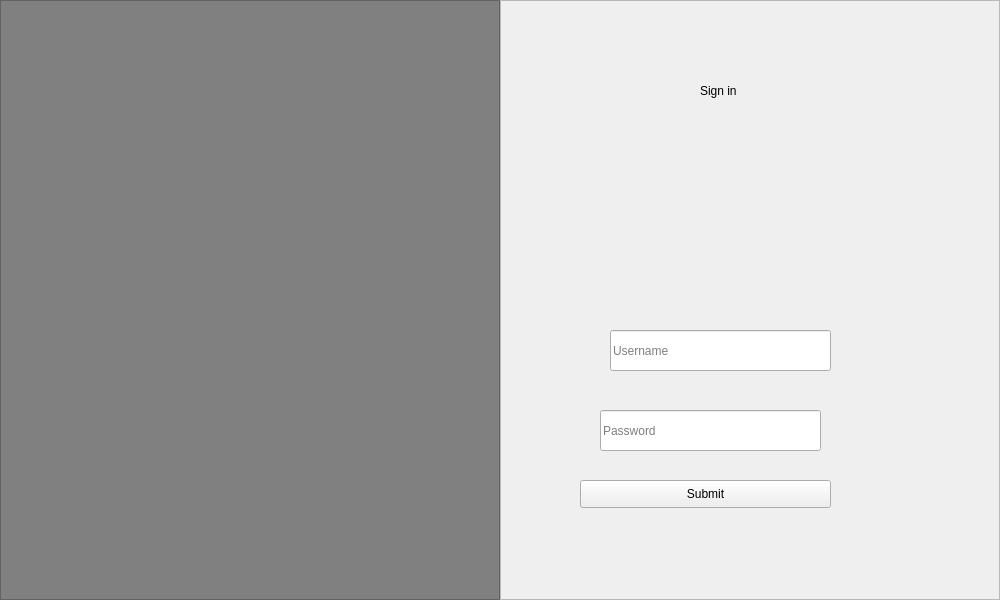
The window that POS/UI/login.ui (ReiZedlav/CSCC-21.1-Software-Engineering-1) describes before a commit, drawn with Qt 5.
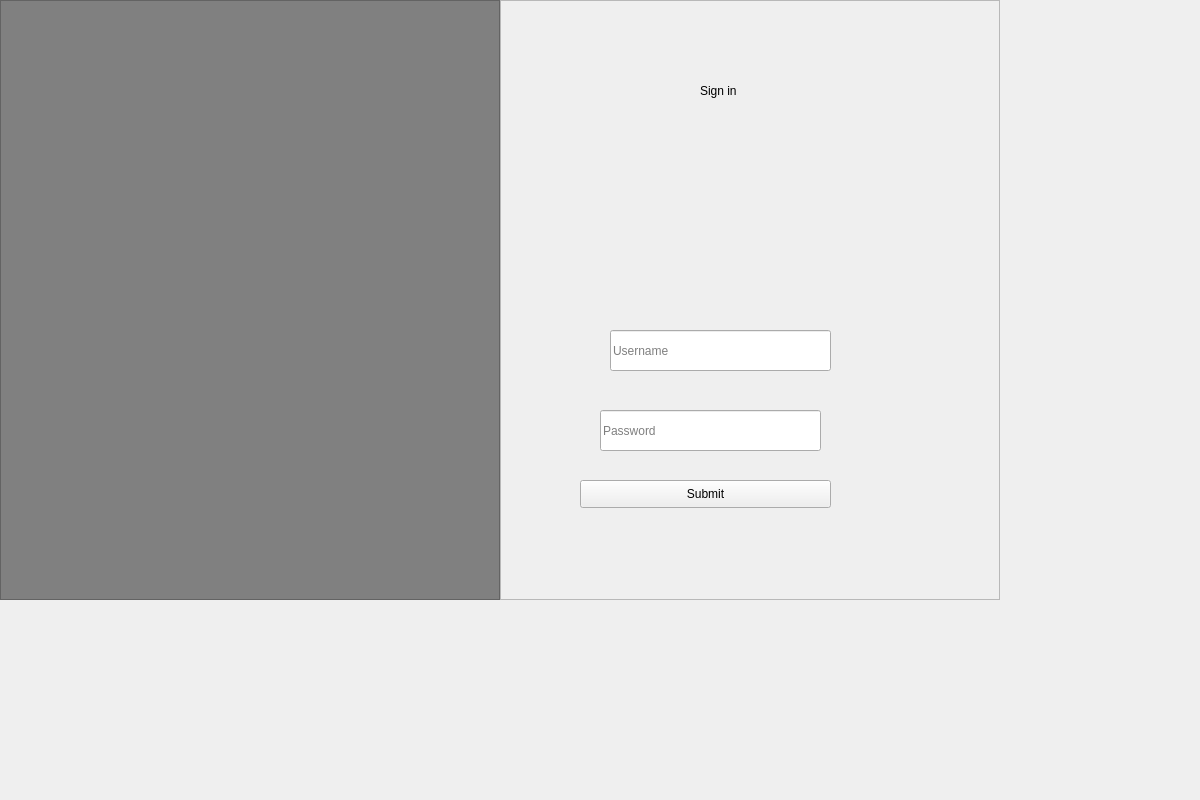
The same window after the commit.

```diff
--- a/POS/UI/login.ui
+++ b/POS/UI/login.ui
@@ -6,8 +6,8 @@
    <rect>
     <x>0</x>
     <y>0</y>
-    <width>1000</width>
-    <height>600</height>
+    <width>1200</width>
+    <height>800</height>
    </rect>
   </property>
   <property name="windowTitle">
```
